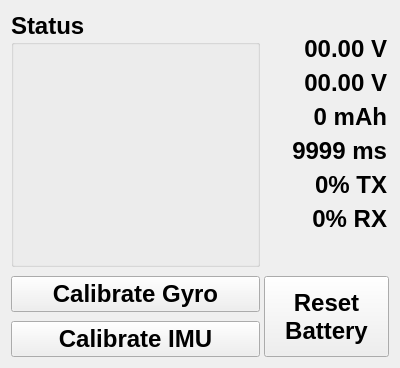
First picture: the form in controller_rc/ui/main.ui, repository dridri/bcflight, before the edit.
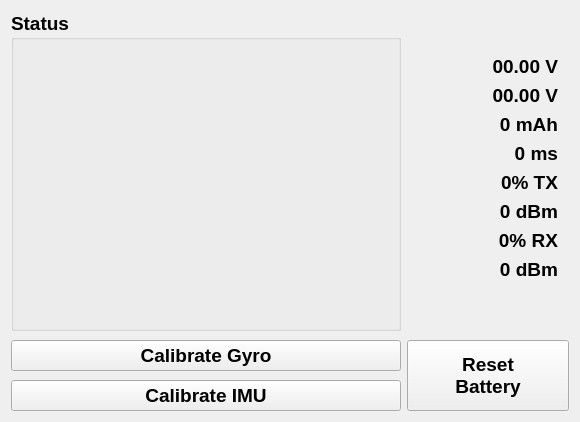
Second picture: the form after the edit.

Patch:
```diff
--- a/controller_rc/ui/main.ui
+++ b/controller_rc/ui/main.ui
@@ -6,13 +6,13 @@
    <rect>
     <x>0</x>
     <y>0</y>
-    <width>400</width>
-    <height>368</height>
+    <width>580</width>
+    <height>422</height>
    </rect>
   </property>
   <property name="font">
    <font>
-    <pointsize>18</pointsize>
+    <pointsize>14</pointsize>
     <weight>75</weight>
     <bold>true</bold>
    </font>
@@ -20,19 +20,15 @@
   <property name="windowTitle">
    <string>Form</string>
   </property>
-  <layout class="QGridLayout" name="gridLayout">
-   <property name="horizontalSpacing">
-    <number>4</number>
-   </property>
-   <item row="2" column="0" colspan="2">
-    <widget class="QPushButton" name="calibrate_gyro">
-     <property name="text">
-      <string>Calibrate Gyro</string>
-     </property>
-    </widget>
-   </item>
-   <item row="0" column="0" colspan="2">
+  <layout class="QGridLayout" name="gridLayout_3">
+   <item row="0" column="0">
     <widget class="QGroupBox" name="groupBox">
+     <property name="sizePolicy">
+      <sizepolicy hsizetype="Preferred" vsizetype="Expanding">
+       <horstretch>0</horstretch>
+       <verstretch>0</verstretch>
+      </sizepolicy>
+     </property>
      <property name="title">
       <string>Status</string>
      </property>
@@ -66,7 +62,7 @@
      </layout>
     </widget>
    </item>
-   <item row="0" column="2">
+   <item row="0" column="1" rowspan="2">
     <widget class="QWidget" name="widget" native="true">
      <property name="sizePolicy">
       <sizepolicy hsizetype="Preferred" vsizetype="Maximum">
@@ -74,78 +70,17 @@
        <verstretch>0</verstretch>
       </sizepolicy>
      </property>
-     <layout class="QGridLayout" name="gridLayout_3">
+     <property name="maximumSize">
+      <size>
+       <width>162</width>
+       <height>16777215</height>
+      </size>
+     </property>
+     <layout class="QGridLayout" name="gridLayout">
       <property name="topMargin">
-       <number>24</number>
+       <number>16</number>
       </property>
-      <property name="rightMargin">
-       <number>0</number>
-      </property>
-      <item row="5" column="0">
-       <widget class="QLabel" name="rxquality">
-        <property name="text">
-         <string>0% RX</string>
-        </property>
-        <property name="alignment">
-         <set>Qt::AlignRight|Qt::AlignTrailing|Qt::AlignVCenter</set>
-        </property>
-        <property name="margin">
-         <number>-2</number>
-        </property>
-        <property name="indent">
-         <number>2</number>
-        </property>
-       </widget>
-      </item>
-      <item row="3" column="0">
-       <widget class="QLabel" name="latency">
-        <property name="text">
-         <string>9999 ms</string>
-        </property>
-        <property name="alignment">
-         <set>Qt::AlignRight|Qt::AlignTrailing|Qt::AlignVCenter</set>
-        </property>
-        <property name="margin">
-         <number>-2</number>
-        </property>
-        <property name="indent">
-         <number>2</number>
-        </property>
-       </widget>
-      </item>
-      <item row="2" column="0">
-       <widget class="QLabel" name="totalCurrent">
-        <property name="text">
-         <string>0 mAh</string>
-        </property>
-        <property name="alignment">
-         <set>Qt::AlignRight|Qt::AlignTrailing|Qt::AlignVCenter</set>
-        </property>
-        <property name="margin">
-         <number>-2</number>
-        </property>
-        <property name="indent">
-         <number>2</number>
-        </property>
-       </widget>
-      </item>
-      <item row="1" column="0">
-       <widget class="QLabel" name="voltage">
-        <property name="text">
-         <string>00.00 V</string>
-        </property>
-        <property name="alignment">
-         <set>Qt::AlignRight|Qt::AlignTrailing|Qt::AlignVCenter</set>
-        </property>
-        <property name="margin">
-         <number>-2</number>
-        </property>
-        <property name="indent">
-         <number>2</number>
-        </property>
-       </widget>
-      </item>
-      <item row="4" column="0">
+      <item row="4" column="1">
        <widget class="QLabel" name="txquality">
         <property name="text">
          <string>0% TX</string>
@@ -161,8 +96,8 @@
         </property>
        </widget>
       </item>
-      <item row="0" column="0">
-       <widget class="QLabel" name="localVoltage">
+      <item row="1" column="1">
+       <widget class="QLabel" name="voltage">
         <property name="text">
          <string>00.00 V</string>
         </property>
@@ -177,62 +112,165 @@
         </property>
        </widget>
       </item>
-      <item row="6" column="0">
+      <item row="2" column="1">
+       <widget class="QLabel" name="totalCurrent">
+        <property name="text">
+         <string>0 mAh</string>
+        </property>
+        <property name="alignment">
+         <set>Qt::AlignRight|Qt::AlignTrailing|Qt::AlignVCenter</set>
+        </property>
+        <property name="margin">
+         <number>-2</number>
+        </property>
+        <property name="indent">
+         <number>2</number>
+        </property>
+       </widget>
+      </item>
+      <item row="10" column="0" colspan="2">
        <spacer name="verticalSpacer">
         <property name="orientation">
          <enum>Qt::Vertical</enum>
         </property>
         <property name="sizeHint" stdset="0">
          <size>
-          <width>20</width>
-          <height>40</height>
+          <width>40</width>
+          <height>16</height>
          </size>
         </property>
        </spacer>
       </item>
+      <item row="0" column="1">
+       <widget class="QLabel" name="localVoltage">
+        <property name="text">
+         <string>00.00 V</string>
+        </property>
+        <property name="alignment">
+         <set>Qt::AlignRight|Qt::AlignTrailing|Qt::AlignVCenter</set>
+        </property>
+        <property name="margin">
+         <number>-2</number>
+        </property>
+        <property name="indent">
+         <number>2</number>
+        </property>
+       </widget>
+      </item>
+      <item row="9" column="0" colspan="2">
+       <widget class="QLabel" name="rxlevel">
+        <property name="text">
+         <string>0 dBm</string>
+        </property>
+        <property name="alignment">
+         <set>Qt::AlignRight|Qt::AlignTrailing|Qt::AlignVCenter</set>
+        </property>
+        <property name="margin">
+         <number>-2</number>
+        </property>
+        <property name="indent">
+         <number>2</number>
+        </property>
+       </widget>
+      </item>
+      <item row="3" column="1">
+       <widget class="QLabel" name="latency">
+        <property name="text">
+         <string>0 ms</string>
+        </property>
+        <property name="alignment">
+         <set>Qt::AlignRight|Qt::AlignTrailing|Qt::AlignVCenter</set>
+        </property>
+        <property name="margin">
+         <number>-2</number>
+        </property>
+        <property name="indent">
+         <number>2</number>
+        </property>
+       </widget>
+      </item>
+      <item row="6" column="1">
+       <widget class="QLabel" name="rxquality">
+        <property name="text">
+         <string>0% RX</string>
+        </property>
+        <property name="alignment">
+         <set>Qt::AlignRight|Qt::AlignTrailing|Qt::AlignVCenter</set>
+        </property>
+        <property name="margin">
+         <number>-2</number>
+        </property>
+        <property name="indent">
+         <number>2</number>
+        </property>
+       </widget>
+      </item>
+      <item row="5" column="1">
+       <widget class="QLabel" name="txlevel">
+        <property name="text">
+         <string>0 dBm</string>
+        </property>
+        <property name="alignment">
+         <set>Qt::AlignRight|Qt::AlignTrailing|Qt::AlignVCenter</set>
+        </property>
+        <property name="margin">
+         <number>-2</number>
+        </property>
+        <property name="indent">
+         <number>2</number>
+        </property>
+       </widget>
+      </item>
      </layout>
     </widget>
    </item>
-   <item row="4" column="0" colspan="2">
+   <item row="1" column="0">
+    <spacer name="verticalSpacer_4">
+     <property name="orientation">
+      <enum>Qt::Vertical</enum>
+     </property>
+     <property name="sizeType">
+      <enum>QSizePolicy::Fixed</enum>
+     </property>
+     <property name="sizeHint" stdset="0">
+      <size>
+       <width>20</width>
+       <height>3</height>
+      </size>
+     </property>
+    </spacer>
+   </item>
+   <item row="2" column="0">
+    <widget class="QPushButton" name="calibrate_gyro">
+     <property name="text">
+      <string>Calibrate Gyro</string>
+     </property>
+    </widget>
+   </item>
+   <item row="3" column="0">
+    <spacer name="verticalSpacer_3">
+     <property name="orientation">
+      <enum>Qt::Vertical</enum>
+     </property>
+     <property name="sizeType">
+      <enum>QSizePolicy::Fixed</enum>
+     </property>
+     <property name="sizeHint" stdset="0">
+      <size>
+       <width>20</width>
+       <height>3</height>
+      </size>
+     </property>
+    </spacer>
+   </item>
+   <item row="4" column="0">
     <widget class="QPushButton" name="calibrate_imu">
      <property name="text">
       <string>Calibrate IMU</string>
      </property>
     </widget>
    </item>
-   <item row="3" column="0" colspan="2">
-    <spacer name="verticalSpacer_3">
-     <property name="orientation">
-      <enum>Qt::Vertical</enum>
-     </property>
-     <property name="sizeType">
-      <enum>QSizePolicy::Fixed</enum>
-     </property>
-     <property name="sizeHint" stdset="0">
-      <size>
-       <width>20</width>
-       <height>3</height>
-      </size>
-     </property>
-    </spacer>
-   </item>
-   <item row="1" column="0" colspan="2">
-    <spacer name="verticalSpacer_4">
-     <property name="orientation">
-      <enum>Qt::Vertical</enum>
-     </property>
-     <property name="sizeType">
-      <enum>QSizePolicy::Fixed</enum>
-     </property>
-     <property name="sizeHint" stdset="0">
-      <size>
-       <width>20</width>
-       <height>3</height>
-      </size>
-     </property>
-    </spacer>
-   </item>
-   <item row="2" column="2" rowspan="3">
+   <item row="2" column="1" rowspan="3">
     <widget class="QPushButton" name="reset_battery">
      <property name="sizePolicy">
       <sizepolicy hsizetype="Minimum" vsizetype="Minimum">
```
